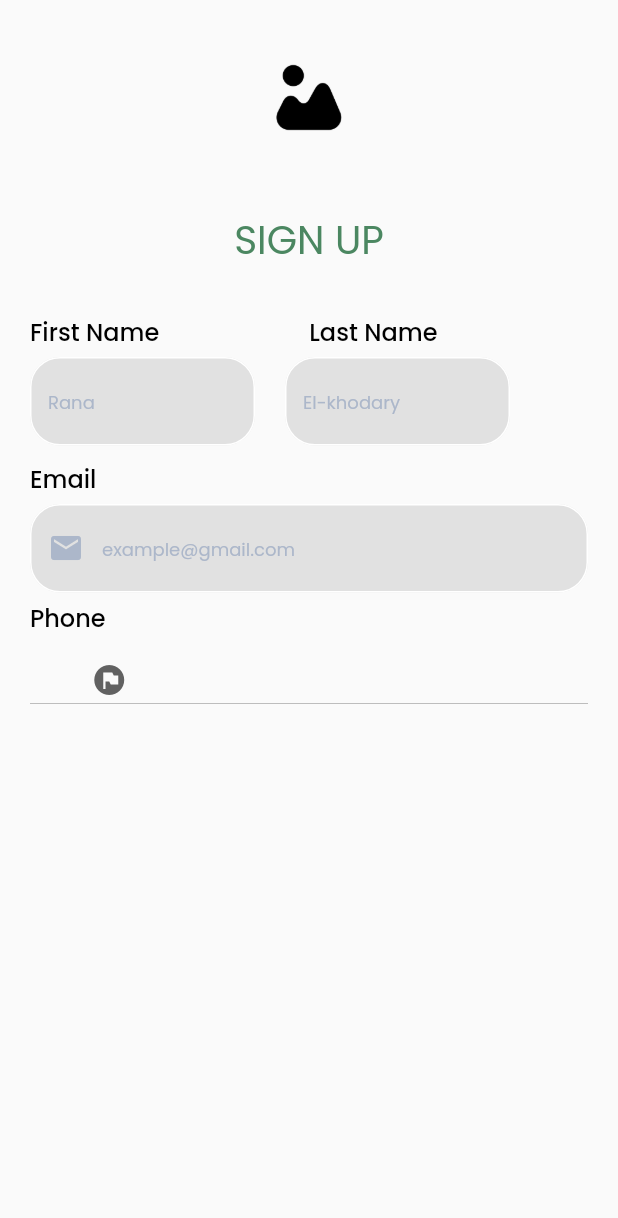
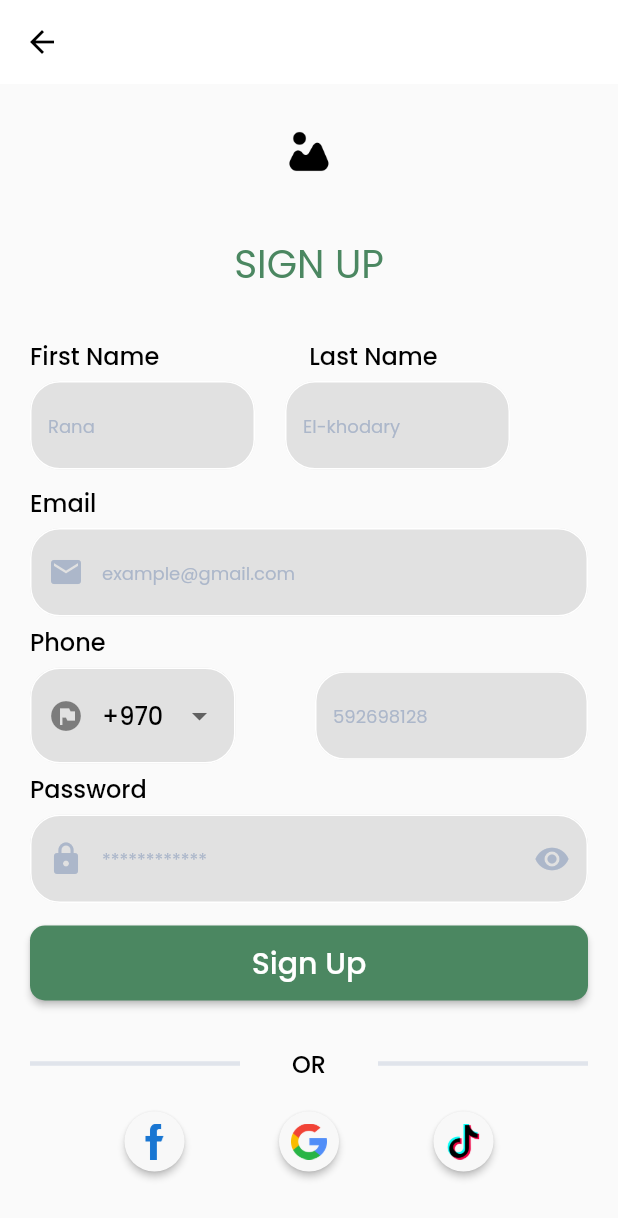
Before and after one commit to ranakh2001/login_system, a Flutter app: the SignupScreen screen opened by its route, on a phone screen of 412 x 824 dp. Shown: the top 1218 px of the screen. Run offline on Flutter 3.47's test engine with Material 2 defaults, Android fonts, the phone set to English and light mode, and no system bars; our stand-ins replace firebase_core, get, google_fonts; accounts and stored records are empty.

Commit message:
sign up screen done

```diff
--- a/lib/controller/login-controller.dart
+++ b/lib/controller/login-controller.dart
@@ -7,6 +7,7 @@ import 'package:google_fonts/google_fonts.dart';
 class LoginController extends GetxController {
   TextEditingController emailcontroller = TextEditingController();
   TextEditingController passwordcontroller = TextEditingController();
+  TextEditingController phonecontroller = TextEditingController();
   RxBool isVisible = false.obs;
   RxBool rememberMe = false.obs;
   Color grey = const Color.fromARGB(
@@ -15,13 +16,43 @@ class LoginController extends GetxController {
     183,
     202,
   );
-  String contryIntro = "";
-  List<DropdownMenuItem<dynamic>> contries =  [
-    DropdownMenuItem(value: "+970",child: Text("+970",style: GoogleFonts.poppins(fontSize: 16,fontWeight: FontWeight.w500),),),
-    DropdownMenuItem(value: "+20",child: Text("+20",style: GoogleFonts.poppins(fontSize: 16,fontWeight: FontWeight.w500),),),
-    DropdownMenuItem(value: "+212",child: Text("+212",style: GoogleFonts.poppins(fontSize: 16,fontWeight: FontWeight.w500),),),
-    DropdownMenuItem(value: "+216",child: Text("+216",style: GoogleFonts.poppins(fontSize: 16,fontWeight: FontWeight.w500),),),
-    DropdownMenuItem(value: "+218",child: Text("+218",style: GoogleFonts.poppins(fontSize: 16,fontWeight: FontWeight.w500),),),
+  RxString contryIntro = "+970".obs;
+  List<DropdownMenuItem<dynamic>> contries = [
+    DropdownMenuItem(
+      value: "+970",
+      child: Text(
+        "+970",
+        style: GoogleFonts.poppins(fontSize: 16, fontWeight: FontWeight.w500),
+      ),
+    ),
+    DropdownMenuItem(
+      value: "+20",
+      child: Text(
+        "+20",
+        style: GoogleFonts.poppins(fontSize: 16, fontWeight: FontWeight.w500),
+      ),
+    ),
+    DropdownMenuItem(
+      value: "+212",
+      child: Text(
+        "+212",
+        style: GoogleFonts.poppins(fontSize: 16, fontWeight: FontWeight.w500),
+      ),
+    ),
+    DropdownMenuItem(
+      value: "+216",
+      child: Text(
+        "+216",
+        style: GoogleFonts.poppins(fontSize: 16, fontWeight: FontWeight.w500),
+      ),
+    ),
+    DropdownMenuItem(
+      value: "+218",
+      child: Text(
+        "+218",
+        style: GoogleFonts.poppins(fontSize: 16, fontWeight: FontWeight.w500),
+      ),
+    ),
   ];
   void changeVisiability() {
     if (isVisible.value) {
@@ -40,6 +71,6 @@ class LoginController extends GetxController {
   }
 
   void selectContry(String contry) {
-    contryIntro = contry;
+    contryIntro.value = contry;
   }
 }
--- a/lib/view/signup-screen.dart
+++ b/lib/view/signup-screen.dart
@@ -7,6 +7,9 @@ import 'package:google_fonts/google_fonts.dart';
 
 import 'widgets/drop-down-button.dart';
 import 'widgets/email-field-widget.dart';
+import 'widgets/login-with-other.dart';
+import 'widgets/password-field-widget.dart';
+import 'widgets/phone-number-widget.dart';
 
 class SignupScreen extends StatelessWidget {
   SignupScreen({super.key});
@@ -14,14 +17,27 @@ class SignupScreen extends StatelessWidget {
   @override
   Widget build(BuildContext context) {
     return Scaffold(
+      appBar: AppBar(
+        elevation: 0,
+        backgroundColor: Colors.white,
+        leading: IconButton(
+          icon: Icon(
+            Icons.arrow_back,
+            color: Colors.black,
+          ),
+          onPressed: () {
+            Get.back();
+          },
+        ),
+      ),
       body: Padding(
         padding: const EdgeInsets.all(20.0),
         child: ListView(
           children: [
             Container(
-              margin: const EdgeInsets.all(20),
-              width: 50,
-              height: 50,
+              margin: const EdgeInsets.all(10),
+              width: 30,
+              height: 30,
               child: Image.asset("assets/images/logo.png"),
             ),
             Container(
@@ -135,7 +151,58 @@ class SignupScreen extends StatelessWidget {
                     fontWeight: FontWeight.w500),
               ),
             ),
-            Dropdown(),
+            Row(
+              mainAxisAlignment: MainAxisAlignment.spaceBetween,
+              children: [
+                SizedBox(width: 137, child: Dropdown()),
+                SizedBox(width: 182, child: PhoneNumberTextField())
+              ],
+            ),
+            Container(
+              margin: const EdgeInsets.symmetric(vertical: 5),
+              child: Text(
+                "Password",
+                style: GoogleFonts.poppins(
+                    color: Colors.black,
+                    fontSize: 16,
+                    fontWeight: FontWeight.w500),
+              ),
+            ),
+            PasswordFieldWidget(),
+            // Row(
+            //   children: [
+            //     Text(
+            //       "By Clicking 'Sign Up' , I Agree To",
+            //       style: GoogleFonts.poppins(color: Colors.black, fontSize: 12),
+            //     ),
+            //     Text(
+            //       "Terms of conditions & Peivacy Policy",
+            //       style: GoogleFonts.poppins(
+            //           color: const Color.fromARGB(255, 0, 75, 255),
+            //           fontSize: 12),
+            //     ),
+            //   ],
+            // )
+            Container(
+              margin: const EdgeInsets.symmetric(vertical: 15),
+              child: ElevatedButton(
+                  style: ElevatedButton.styleFrom(
+                    backgroundColor: const Color.fromARGB(255, 75, 135, 97),
+                    padding: const EdgeInsets.all(10.0),
+                    shape: RoundedRectangleBorder(
+                      borderRadius: BorderRadius.circular(10.0),
+                    ),
+                  ),
+                  onPressed: () {},
+                  child: Text(
+                    "Sign Up",
+                    style: GoogleFonts.poppins(
+                        color: Colors.white,
+                        fontSize: 20,
+                        fontWeight: FontWeight.w500),
+                  )),
+            ),
+            const LoginWithOther(),
           ],
         ),
       ),
--- a/lib/view/widgets/drop-down-button.dart
+++ b/lib/view/widgets/drop-down-button.dart
@@ -1,20 +1,39 @@
-// ignore_for_file: file_names
+// ignore_for_file: file_names, must_be_immutable
 
 import 'package:chat/controller/login-controller.dart';
 import 'package:flutter/material.dart';
 import 'package:get/get.dart';
+import 'package:google_fonts/google_fonts.dart';
 
 class Dropdown extends StatelessWidget {
   Dropdown({super.key});
   LoginController loginController = Get.find();
   @override
   Widget build(BuildContext context) {
-    return DropdownButton(
-        icon: Icon(Icons.flag_circle),
-        value: loginController.contryIntro,
-        items: loginController.contries,
-        onChanged: (value) {
-          loginController.selectContry(value);
-        });
+    return Obx(
+      () => DropdownButtonFormField(
+          style: GoogleFonts.poppins(fontSize: 8, color: Colors.black),
+          decoration: InputDecoration(
+            prefixIcon:const Icon(Icons.flag_circle),
+            filled: true,
+            fillColor: const Color.fromARGB(255, 225, 225, 225),
+            border: const OutlineInputBorder(
+                borderRadius: BorderRadius.all(Radius.circular(20.0)),
+                borderSide: BorderSide(color: Colors.white)),
+            enabledBorder: const OutlineInputBorder(
+              borderRadius: BorderRadius.all(Radius.circular(20.0)),
+              borderSide: BorderSide(color: Colors.white),
+            ),
+            focusedBorder: OutlineInputBorder(
+              borderSide: const BorderSide(color: Colors.white, width: 2.0),
+              borderRadius: BorderRadius.circular(25.0),
+            ),
+          ),
+          value: loginController.contryIntro.value,
+          items: loginController.contries,
+          onChanged: (value) {
+            loginController.selectContry(value);
+          }),
+    );
   }
 }
--- /dev/null
+++ b/lib/view/widgets/phone-number-widget.dart
@@ -0,0 +1,38 @@
+// ignore_for_file: must_be_immutable, file_names
+
+import 'package:flutter/material.dart';
+import 'package:get/get.dart';
+import 'package:google_fonts/google_fonts.dart';
+
+import '../../controller/login-controller.dart';
+
+class PhoneNumberTextField extends StatelessWidget {
+  PhoneNumberTextField({super.key});
+  LoginController loginController = Get.find();
+  @override
+  Widget build(BuildContext context) {
+    return TextField(
+      keyboardType: TextInputType.number,
+      cursorColor: loginController.grey,
+      controller: loginController.phonecontroller,
+      decoration: InputDecoration(
+        filled: true,
+        fillColor: const Color.fromARGB(255, 225, 225, 225),
+        border: const OutlineInputBorder(
+            borderRadius: BorderRadius.all(Radius.circular(20.0)),
+            borderSide: BorderSide(color: Colors.white)),
+        enabledBorder: const OutlineInputBorder(
+          borderRadius: BorderRadius.all(Radius.circular(20.0)),
+          borderSide: BorderSide(color: Colors.white),
+        ),
+        focusedBorder: OutlineInputBorder(
+          borderSide: const BorderSide(color: Colors.white, width: 2.0),
+          borderRadius: BorderRadius.circular(25.0),
+        ),
+        hintText: "592698128",
+        hintStyle:
+            GoogleFonts.poppins(fontSize: 12, color: loginController.grey),
+      ),
+    );
+  }
+}
```
